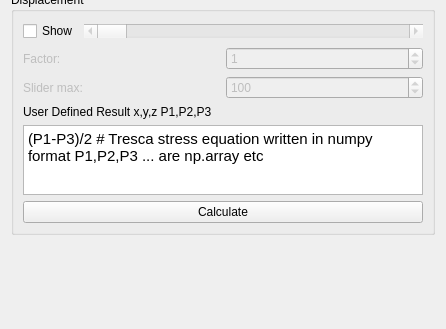
Above: src/Mod/Fem/TaskPanelShowDisplacement.ui from makkemal/FreeCAD before the change; both pictures show x 0 to 446 and y 274 to 603 of the 446 by 603 pixel window. Below: the same form after it.
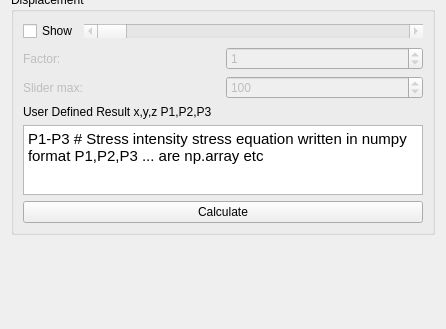
That is the form after the change. Custom widgets are drawn as their Qt base class.

Commit message: FEM: Plot user defined

```diff
--- a/src/Mod/Fem/TaskPanelShowDisplacement.ui
+++ b/src/Mod/Fem/TaskPanelShowDisplacement.ui
@@ -273,7 +273,7 @@
 &lt;html&gt;&lt;head&gt;&lt;meta name=&quot;qrichtext&quot; content=&quot;1&quot; /&gt;&lt;style type=&quot;text/css&quot;&gt;
 p, li { white-space: pre-wrap; }
 &lt;/style&gt;&lt;/head&gt;&lt;body style=&quot; font-family:'Ubuntu'; font-size:11pt; font-weight:400; font-style:normal;&quot;&gt;
-&lt;p style=&quot; margin-top:0px; margin-bottom:0px; margin-left:0px; margin-right:0px; -qt-block-indent:0; text-indent:0px;&quot;&gt;(P1-P3)/2 # Tresca stress equation written in numpy format P1,P2,P3 ... are np.array etc&lt;/p&gt;&lt;/body&gt;&lt;/html&gt;</string>
+&lt;p style=&quot; margin-top:0px; margin-bottom:0px; margin-left:0px; margin-right:0px; -qt-block-indent:0; text-indent:0px;&quot;&gt;P1-P3 # Stress intensity stress equation written in numpy format P1,P2,P3 ... are np.array etc&lt;/p&gt;&lt;/body&gt;&lt;/html&gt;</string>
           </property>
          </widget>
         </item>
```
The commit also changes 1 other file.
